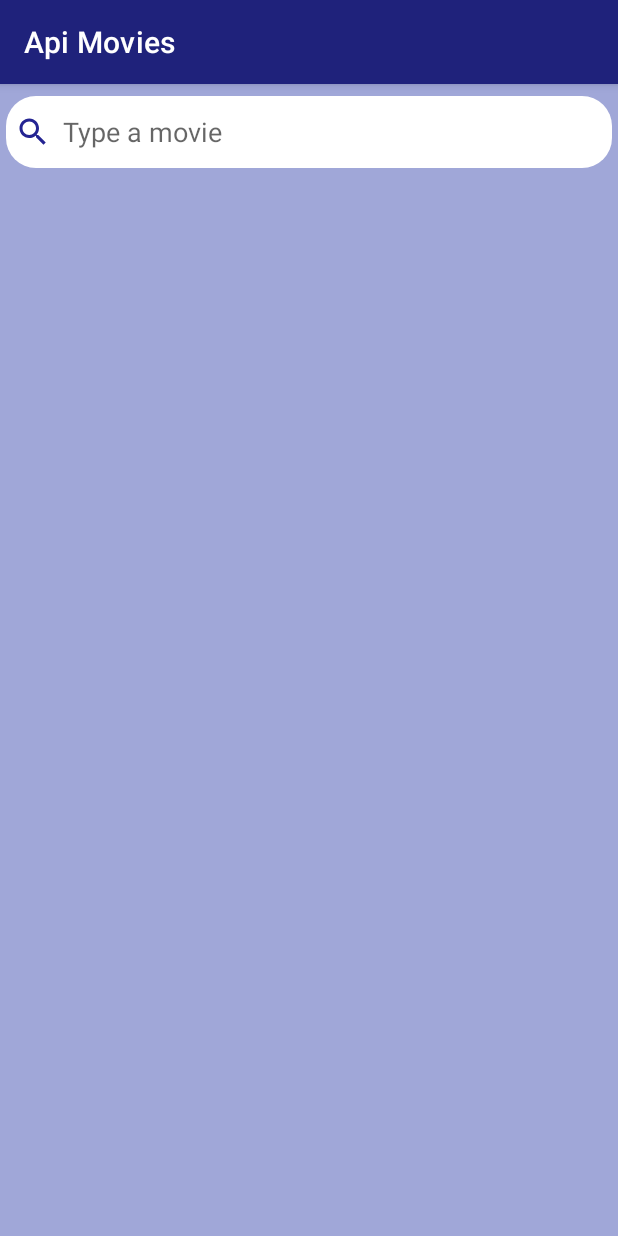
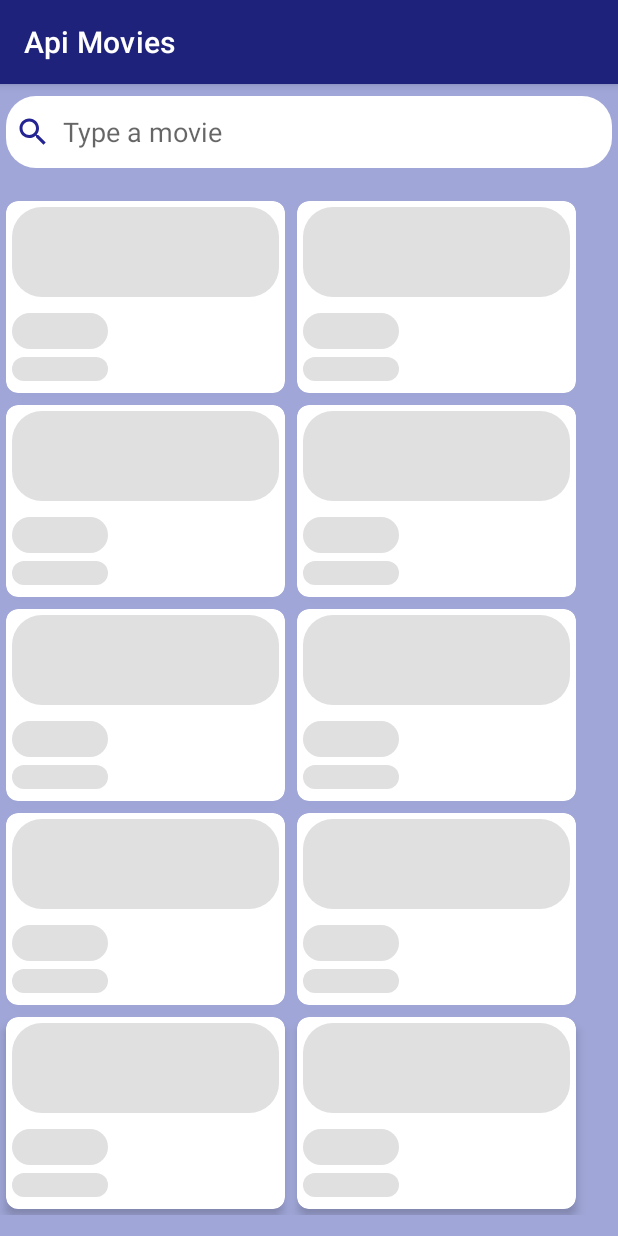
Before and after one commit to codigo-alan/ApiMovies, an Android app: the screen it shows after launch (MainActivity), on a phone screen of 412 x 824 dp. Run offline under Robolectric (Android 15) with nearby library versions, the phone set to English and light mode, and no system bars; our stand-ins replace Shimmer; network calls fail; 4 statements that could not run were skipped.

Commit message:
Implement shimmer effect and tv for differents responses

```diff
--- a/app/build.gradle
+++ b/app/build.gradle
@@ -67,4 +67,7 @@ dependencies {
     implementation "androidx.navigation:navigation-ui-ktx:2.6.0"
     //Card View
     implementation 'androidx.cardview:cardview:1.0.0'
+    //Shimmer
+    implementation 'com.facebook.shimmer:shimmer:0.5.0'
+
 }
--- a/app/src/main/java/com/example/apimovies/model/Repository.kt
+++ b/app/src/main/java/com/example/apimovies/model/Repository.kt
@@ -11,14 +11,19 @@ class Repository {
 
     var movies = MutableLiveData<List<Movie>>()
     var selectedMovie = MutableLiveData<Movie>()
+    val successfulQuery = MutableLiveData<Boolean>()
 
     suspend fun fetchData(url: String) {
         val response = apiInterface.getData(url + API_KEY)
         if(response.isSuccessful) {
             movies.postValue(response.body()!!.movies)
-            Log.d("apiResponse", "${response.body()!!.movies}")
+            Log.d("apiResponse", "${response.body()!!.movies}") //for dev
+            successfulQuery.postValue(true)
         }
-        else movies.postValue(listOf())
+        else{
+            movies.postValue(listOf())
+            successfulQuery.postValue(false)
+        }
     }
 
 }
--- a/app/src/main/java/com/example/apimovies/retrofit/ApiInterface.kt
+++ b/app/src/main/java/com/example/apimovies/retrofit/ApiInterface.kt
@@ -30,22 +30,4 @@ interface ApiInterface {
 
     }
 
-    /*companion object {
-        private const val BASE_URL = "https://api.themoviedb.org/3/discover/movie?/"
-
-        suspend fun getFromApi(urlParams: String): okhttp3.Response {
-            return withContext(Dispatchers.IO) {
-                val request = Request.Builder()
-                    .url("${BASE_URL}${urlParams}")
-                    .addHeader("accept", "application/json")
-                    .addHeader("Authorization", "Bearer eyJhbGciOiJIUzI1NiJ9.eyJhdWQiOiI1OWU4ZWM1NzE5NGFlOWYwNDZmZmM1NGQ4Y2M4MTg4OCIsInN1YiI6IjY0YTY4NWI3MDM5OGFiMDE0ZWRmMzhmZSIsInNjb3BlcyI6WyJhcGlfcmVhZCJdLCJ2ZXJzaW9uIjoxfQ.qEV7qZdfQYJmgVvoaGmK85nWJoKjZK2REICj7EwrlKM")
-                    .build()
-
-                OkHttpClient().newCall(request).execute()
-            }
-        }
-    }*/
-
-
-
 }
--- a/app/src/main/java/com/example/apimovies/view/fragments/ListFragment.kt
+++ b/app/src/main/java/com/example/apimovies/view/fragments/ListFragment.kt
@@ -53,6 +53,23 @@ class ListFragment : Fragment(), OnClickListener {
             movieAdapter.setMovies(it)
         }
 
+        model.successfulQuery.observe(viewLifecycleOwner){
+            if (it && model.movies.value!!.isEmpty()) {
+                binding.gridLayout.visibility = View.GONE
+                binding.recyclerListMovies.visibility = View.GONE
+                binding.noDataTv.visibility = View.VISIBLE
+            }
+            if (it && model.movies.value!!.isNotEmpty()) {
+                binding.gridLayout.visibility = View.GONE
+                binding.recyclerListMovies.visibility = View.VISIBLE
+                binding.noDataTv.visibility = View.GONE
+            }
+            if (!it) {
+                binding.gridLayout.visibility = View.GONE
+                binding.errorDataTv.visibility = View.VISIBLE
+            }
+        }
+
         binding.filterEt.addTextChangedListener { userFilter ->
             val moviesEdited = model.movies.value?.filter { movie ->
                 movie.originalTitle.lowercase().contains(userFilter.toString().lowercase()) }
--- a/app/src/main/java/com/example/apimovies/viewmodel/ListViewModel.kt
+++ b/app/src/main/java/com/example/apimovies/viewmodel/ListViewModel.kt
@@ -19,6 +19,8 @@ class ListViewModel: ViewModel() {
     private val _selectedMovie = MutableLiveData<Movie>()
     val selectedMovie: LiveData<Movie> = _selectedMovie
 
+    private val _successfulQuery = MutableLiveData<Boolean>()
+    val successfulQuery: LiveData<Boolean> = _successfulQuery
 
     init {
         fetchData()
@@ -31,6 +33,7 @@ class ListViewModel: ViewModel() {
                 _repository.fetchData("movie?")
             }
             _movies.postValue(_repository.movies.value)
+            _successfulQuery.postValue(_repository.successfulQuery.value)
         }
     }
 
--- a/app/src/main/res/layout/fragment_list.xml
+++ b/app/src/main/res/layout/fragment_list.xml
@@ -14,7 +14,6 @@
         android:layout_height="48dp"
         android:drawableStart="@drawable/baseline_search_24"
         android:drawablePadding="8dp"
-
         android:padding="6dp"
         android:hint="Type a movie"
         app:flow_verticalBias="0"
@@ -27,8 +26,32 @@
         app:layout_constraintStart_toStartOf="parent"
         app:layout_constraintTop_toTopOf="parent" />
 
+    <TextView
+        android:id="@+id/noDataTv"
+        android:layout_width="wrap_content"
+        android:layout_height="wrap_content"
+        android:text="No data of movies"
+        android:visibility="gone"
+        app:layout_constraintEnd_toEndOf="parent"
+        app:layout_constraintStart_toStartOf="parent"
+        app:layout_constraintTop_toTopOf="parent"
+        app:layout_constraintBottom_toBottomOf="parent"/>
+
+    <TextView
+        android:id="@+id/errorDataTv"
+        android:layout_width="wrap_content"
+        android:layout_height="wrap_content"
+        android:text="Response error"
+        android:visibility="gone"
+        app:layout_constraintEnd_toEndOf="parent"
+        app:layout_constraintStart_toStartOf="parent"
+        app:layout_constraintTop_toTopOf="parent"
+        app:layout_constraintBottom_toBottomOf="parent"/>
+
+
     <androidx.recyclerview.widget.RecyclerView
         android:id="@+id/recyclerListMovies"
+        android:visibility="gone"
         android:layout_width="0dp"
         android:layout_height="0dp"
         android:layout_marginTop="8dp"
@@ -39,4 +62,77 @@
         tools:listitem="@layout/item_movie" >
     </androidx.recyclerview.widget.RecyclerView>
 
+    <com.facebook.shimmer.ShimmerFrameLayout
+        android:id="@+id/shimmerLayout"
+        android:layout_width="match_parent"
+        android:layout_height="wrap_content"
+        android:layout_marginTop="4dp"
+        app:layout_constraintBottom_toBottomOf="parent"
+        app:layout_constraintEnd_toEndOf="parent"
+        app:layout_constraintStart_toStartOf="parent"
+        app:layout_constraintTop_toBottomOf="@+id/filterEt"
+        app:shimmer_repeat_mode="restart"
+        app:shimmer_shape="radial">
+
+        <GridLayout
+            android:id="@+id/gridLayout"
+            android:layout_width="match_parent"
+            android:layout_height="match_parent"
+            android:orientation="vertical"
+            android:rowCount="5">
+
+            <include
+                layout="@layout/item_movie_loading"
+                android:layout_width="186dp"
+                android:layout_height="128dp"
+                android:layout_margin="4dp"/>
+            <include
+                layout="@layout/item_movie_loading"
+                android:layout_width="186dp"
+                android:layout_height="128dp"
+                android:layout_margin="4dp"/>
+            <include
+                layout="@layout/item_movie_loading"
+                android:layout_width="186dp"
+                android:layout_height="128dp"
+                android:layout_margin="4dp"/>
+            <include
+                layout="@layout/item_movie_loading"
+                android:layout_width="186dp"
+                android:layout_height="128dp"
+                android:layout_margin="4dp"/>
+            <include
+                layout="@layout/item_movie_loading"
+                android:layout_width="186dp"
+                android:layout_height="128dp"
+                android:layout_margin="4dp"/>
+            <include
+                layout="@layout/item_movie_loading"
+                android:layout_width="186dp"
+                android:layout_height="128dp"
+                android:layout_margin="4dp"/>
+            <include
+                layout="@layout/item_movie_loading"
+                android:layout_width="186dp"
+                android:layout_height="128dp"
+                android:layout_margin="4dp"/>
+            <include
+                layout="@layout/item_movie_loading"
+                android:layout_width="186dp"
+                android:layout_height="128dp"
+                android:layout_margin="4dp"/>
+            <include
+                layout="@layout/item_movie_loading"
+                android:layout_width="186dp"
+                android:layout_height="128dp"
+                android:layout_margin="4dp"/>
+            <include
+                layout="@layout/item_movie_loading"
+                android:layout_width="186dp"
+                android:layout_height="128dp"
+                android:layout_margin="4dp"/>
+
+        </GridLayout>
+    </com.facebook.shimmer.ShimmerFrameLayout>
+
 </androidx.constraintlayout.widget.ConstraintLayout>
--- /dev/null
+++ b/app/src/main/res/layout/item_movie_loading.xml
@@ -0,0 +1,72 @@
+<?xml version="1.0" encoding="utf-8"?>
+<androidx.cardview.widget.CardView
+    xmlns:android="http://schemas.android.com/apk/res/android"
+    xmlns:app="http://schemas.android.com/apk/res-auto"
+    xmlns:tools="http://schemas.android.com/tools"
+    android:layout_width="256dp"
+    android:layout_height="128dp"
+    android:background="#C8C8C9"
+    android:layout_margin="4dp"
+    android:padding="4dp"
+    android:clickable="true"
+    android:focusable="true"
+    app:contentPadding="4dp"
+    app:cardCornerRadius="8dp"
+    app:cardElevation="4dp">
+
+    <androidx.constraintlayout.widget.ConstraintLayout
+        android:layout_height="match_parent"
+        android:layout_width="match_parent">
+
+        <FrameLayout
+            android:id="@+id/imageView"
+            android:layout_width="match_parent"
+            android:layout_height="0dp"
+            android:background="@drawable/text_rounded"
+            app:layout_constraintBottom_toTopOf="@id/guideline"
+            app:layout_constraintEnd_toEndOf="parent"
+            app:layout_constraintHorizontal_bias="0.0"
+            app:layout_constraintStart_toStartOf="parent"
+            app:layout_constraintTop_toTopOf="parent"
+            app:layout_constraintVertical_bias="0.0"
+            app:srcCompat="@mipmap/ic_launcher" />
+
+        <TextView
+            android:id="@+id/movieTitleTv"
+            android:layout_width="64dp"
+            android:layout_height="24dp"
+            android:fontFamily="sans-serif-black"
+            android:background="@drawable/text_rounded"
+            android:padding="4dp"
+            android:maxLines="1"
+            android:textSize="12sp"
+            android:textStyle="bold"
+            app:layout_constraintBottom_toBottomOf="parent"
+            app:layout_constraintStart_toStartOf="parent"
+            app:layout_constraintVertical_bias="0.3"
+            app:layout_constraintTop_toTopOf="@+id/guideline" />
+
+        <TextView
+            android:id="@+id/movieGenreTv"
+            android:layout_width="64dp"
+            android:layout_height="16dp"
+            android:fontFamily="sans-serif-black"
+            android:background="@drawable/text_rounded"
+            android:padding="2dp"
+            android:textSize="12sp"
+            android:textStyle="bold"
+            app:layout_constraintBottom_toBottomOf="parent"
+            app:layout_constraintStart_toStartOf="parent"
+            app:layout_constraintVertical_bias="0.6"
+            app:layout_constraintTop_toBottomOf="@+id/movieTitleTv" />
+
+        <androidx.constraintlayout.widget.Guideline
+            android:id="@+id/guideline"
+            android:layout_width="wrap_content"
+            android:layout_height="wrap_content"
+            android:orientation="horizontal"
+            app:layout_constraintGuide_percent="0.5" />
+
+    </androidx.constraintlayout.widget.ConstraintLayout>
+
+</androidx.cardview.widget.CardView>
```
